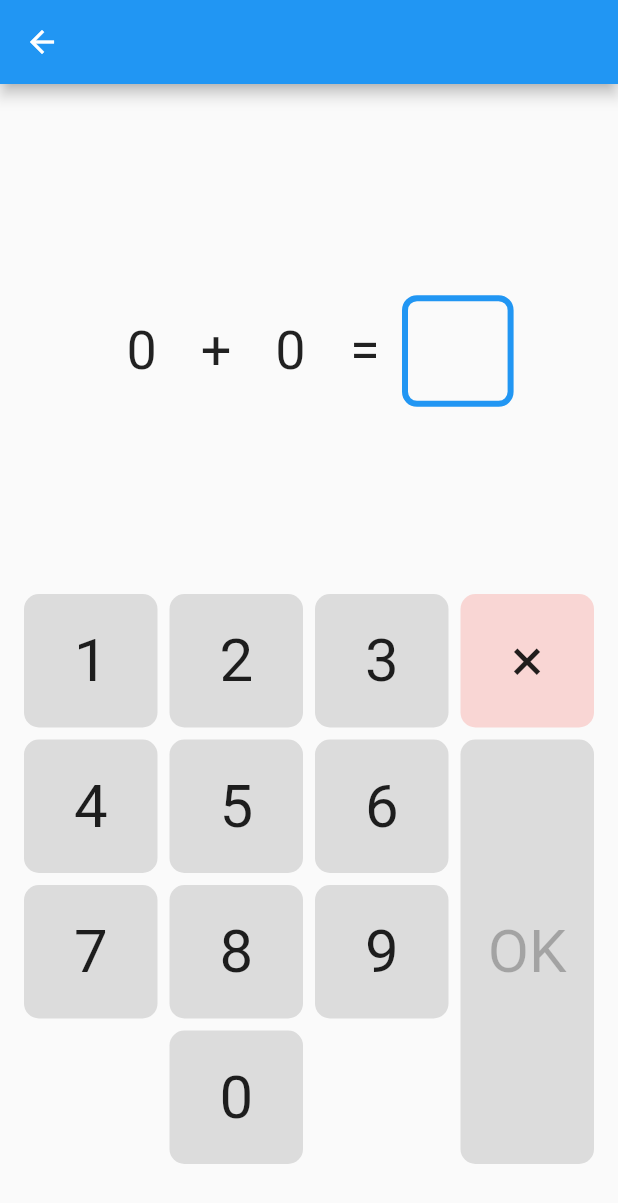
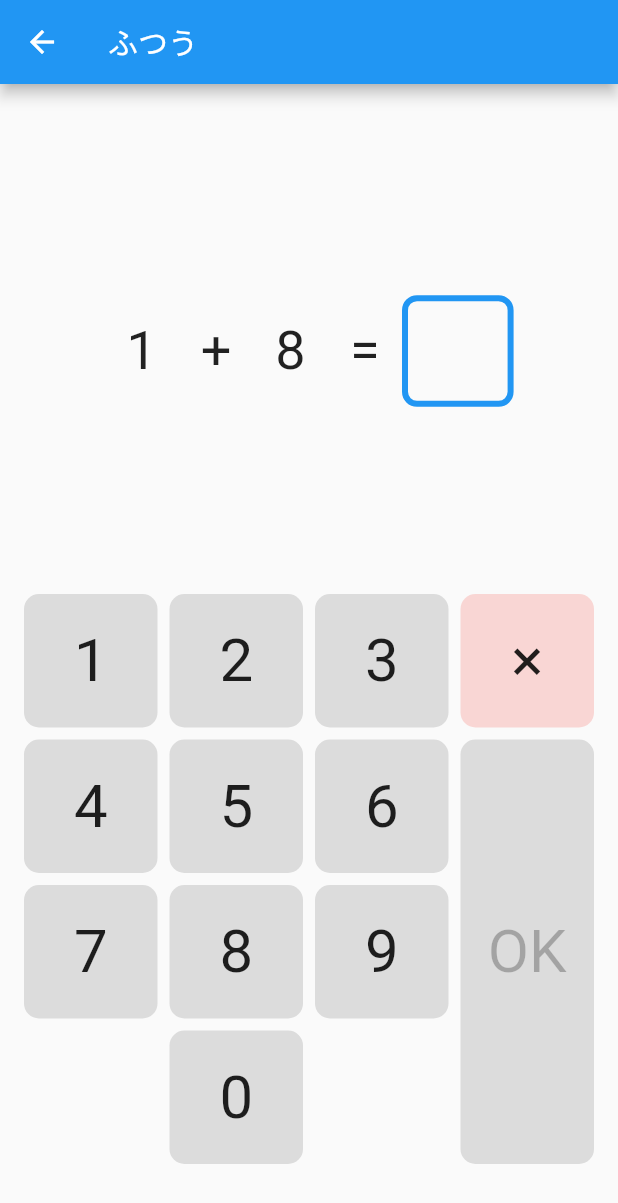
Before and after one commit to chooyan-eng/EverydayMath, a Flutter app: the QuestionScene screen opened directly, on a phone screen of 412 x 824 dp. Shown: the top 1203 px of the screen. Run offline on Flutter 3.47's test engine with Material 2 defaults, Android fonts, the phone set to English and light mode, and no system bars.

Commit message:
レベル選択画面を追加

```diff
--- a/lib/bloc/question_bloc.dart
+++ b/lib/bloc/question_bloc.dart
@@ -2,6 +2,7 @@ import 'package:flutter/material.dart';
 import 'package:math_everyday/model/question.dart';
 
 class QuestionBloc extends ChangeNotifier {
+  int maxAnswer;
   Question _question;
   int _inputNum;
   bool _isError = false;
--- a/lib/model/question.dart
+++ b/lib/model/question.dart
@@ -28,9 +28,9 @@ class Question {
     return -1;
   }
 
-  factory Question.random(int max) {
-    final num1 = Random().nextInt(max);
-    final num2 = Random().nextInt(max - num1);
+  factory Question.random(int maxAnswer) {
+    final num1 = max(1, Random().nextInt(maxAnswer));
+    final num2 = max(1, Random().nextInt(maxAnswer - num1));
 
     return Question(
       num1,
--- a/lib/view/question_page.dart
+++ b/lib/view/question_page.dart
@@ -99,7 +99,7 @@ class QuestionPage extends StatelessWidget {
                     InkWell(
                       onTap: bloc.isSubmittable ? () {
                         if (bloc.isCorrect) {
-                          bloc.question = Question.random(20);
+                          bloc.question = Question.random(bloc.maxAnswer);
                         } else {
                           bloc.isError = true;
                         }
--- a/lib/view/question_scene.dart
+++ b/lib/view/question_scene.dart
@@ -5,12 +5,25 @@ import 'package:math_everyday/view/question_page.dart';
 import 'package:provider/provider.dart';
 
 class QuestionScene extends StatelessWidget {
+  final String label;
+  final int maxAnswer;
+
+  const QuestionScene({
+    Key key,
+    this.label = 'ふつう',
+    this.maxAnswer = 20,
+  }) : super(key: key);
+
   @override
   Widget build(BuildContext context) {
     return Scaffold(
-      appBar: AppBar(),
+      appBar: AppBar(
+        title: Text(label),
+      ),
       body: ChangeNotifierProvider(
-        create: (context) => QuestionBloc()..question = Question.random(20),
+        create: (context) => QuestionBloc()
+          ..question = Question.random(maxAnswer)
+          ..maxAnswer = maxAnswer,
         child: QuestionPage(),
       ),
     );
```
Also changed, not shown: lib/view/select_level_page.dart (added, +75 -0 lines), lib/view/select_user_page.dart (+5 -4 lines).
